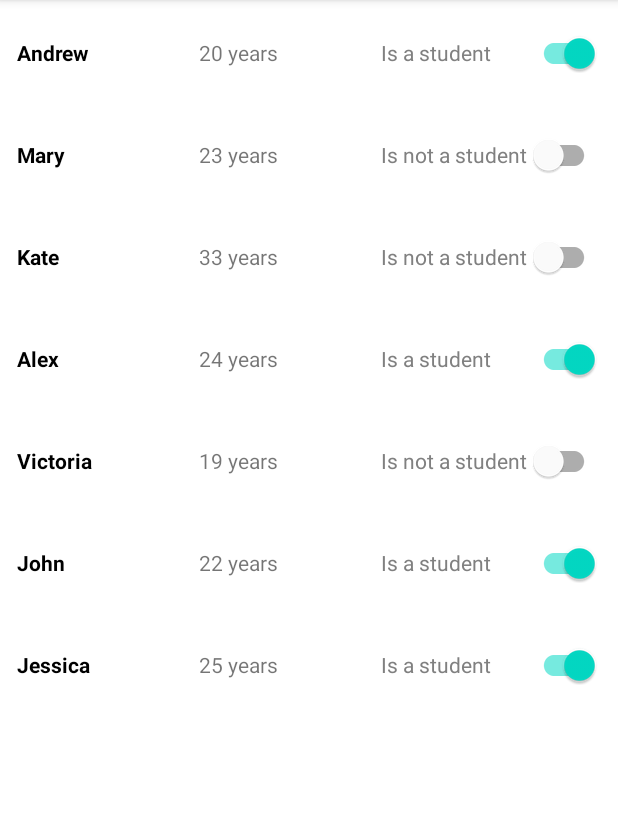
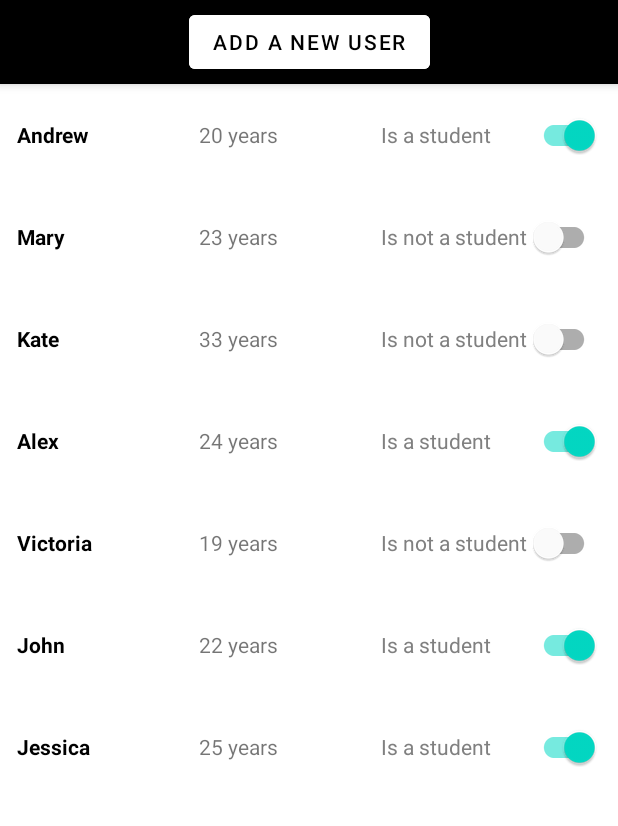
Before and after one commit to MykolaOnyshchuk/CHI_Software_Test_Task, an Android app: the screen it shows after launch (MainActivity), on a phone screen of 412 x 824 dp, the part 84-910 px from its top. Run offline under Robolectric (Android 15) with nearby library versions, the phone set to English and light mode, and no system bars.

Commit message:
Almost finished all tasks for Middle

```diff
--- a/app/src/main/java/project/mykolaonyshchuk/chisoftwaretesttask/MainActivity.kt
+++ b/app/src/main/java/project/mykolaonyshchuk/chisoftwaretesttask/MainActivity.kt
@@ -3,19 +3,22 @@ package project.mykolaonyshchuk.chisoftwaretesttask
 import androidx.appcompat.app.AppCompatActivity
 import android.os.Bundle
 import android.util.Log
-import android.widget.Toast
+import android.widget.Button
 import androidx.fragment.app.FragmentManager
 import androidx.recyclerview.widget.LinearLayoutManager
 import androidx.recyclerview.widget.RecyclerView
+import com.google.android.material.button.MaterialButton
 
 class MainActivity : AppCompatActivity(), UsersAdapter.UserOnClickListener {
-    private lateinit var users: ArrayList<User>
+    private lateinit var addUserButton: MaterialButton
+    lateinit var users: ArrayList<User>
     private lateinit var userRecyclerView: RecyclerView
 
     override fun onCreate(savedInstanceState: Bundle?) {
         super.onCreate(savedInstanceState)
         setContentView(R.layout.activity_main)
 
+        addUserButton = findViewById(R.id.add_user_button)
         userRecyclerView = findViewById(R.id.user_recycler_view)
 
         val spHelper = SharedPreferencesHelper()
@@ -39,6 +42,13 @@ class MainActivity : AppCompatActivity(), UsersAdapter.UserOnClickListener {
 
         userRecyclerView.adapter = adapter
         userRecyclerView.layoutManager = LinearLayoutManager(this)
+
+        addUserButton.setOnClickListener {
+            val addUserFragment = AddUserFragment()
+            val fm: FragmentManager = supportFragmentManager
+            val ft = fm.beginTransaction()
+            ft.replace(R.id.fragment_container, addUserFragment).addToBackStack(null).commit()
+        }
     }
 
     override fun onSaveInstanceState(outState: Bundle) {
@@ -56,7 +66,5 @@ class MainActivity : AppCompatActivity(), UsersAdapter.UserOnClickListener {
         val fm: FragmentManager = supportFragmentManager
         val ft = fm.beginTransaction()
         ft.replace(R.id.fragment_container, detailsFragment).addToBackStack(null).commit()
-
-        Toast.makeText(this, position.toString(), Toast.LENGTH_SHORT).show()
     }
 }
--- a/app/src/main/java/project/mykolaonyshchuk/chisoftwaretesttask/SharedPreferencesHelper.kt
+++ b/app/src/main/java/project/mykolaonyshchuk/chisoftwaretesttask/SharedPreferencesHelper.kt
@@ -9,7 +9,7 @@ import com.google.gson.reflect.TypeToken
 class SharedPreferencesHelper {
     private val gson = Gson()
 
-    fun saveArrayListOfUsers(usersArr: ArrayList<User>, context: Context) {
+    fun saveArrayListOfUsers(usersArr: ArrayList<User>?, context: Context) {
         val sharedPreferences: SharedPreferences =
             context.getSharedPreferences("shared preferences", Context.MODE_PRIVATE)
         val editor: SharedPreferences.Editor = sharedPreferences.edit()
@@ -17,7 +17,7 @@ class SharedPreferencesHelper {
         editor.putString("users", usersJSON).apply()
     }
 
-    fun getArrayListOfUsers(context: Context): ArrayList<User>? {
+    fun getArrayListOfUsers(context: Context): ArrayList<User> {
         val sharedPreferences: SharedPreferences =
             context.getSharedPreferences("shared preferences", Context.MODE_PRIVATE)
         val usersJSON = sharedPreferences.getString("users", null)
--- a/app/src/main/res/layout/activity_main.xml
+++ b/app/src/main/res/layout/activity_main.xml
@@ -12,7 +12,7 @@
         android:layout_width="match_parent"
         android:layout_height="match_parent"
         android:layout_marginStart="1dp"
-        android:layout_marginTop="1dp"
+        android:layout_marginTop="?attr/actionBarSize"
         android:layout_marginEnd="1dp"
         android:layout_marginBottom="1dp"
         app:layout_constraintBottom_toBottomOf="parent"
@@ -20,6 +20,41 @@
         app:layout_constraintStart_toStartOf="parent"
         app:layout_constraintTop_toTopOf="parent" />
 
+    <com.google.android.material.appbar.AppBarLayout
+        android:id="@+id/appBarLayout"
+        android:layout_width="match_parent"
+        android:layout_height="wrap_content"
+        app:layout_constraintTop_toTopOf="parent">
+
+        <androidx.constraintlayout.widget.ConstraintLayout
+            android:layout_width="match_parent"
+            android:layout_height="match_parent">
+
+            <androidx.appcompat.widget.Toolbar
+                android:id="@+id/toolbar"
+                android:layout_width="match_parent"
+                android:layout_height="?attr/actionBarSize"
+                app:layout_constraintTop_toTopOf="parent"
+                app:layout_constraintStart_toStartOf="parent"
+                android:background="@color/black"
+                app:layout_scrollFlags="scroll|enterAlways" />
+
+            <com.google.android.material.button.MaterialButton
+                android:id="@+id/add_user_button"
+                android:layout_width="wrap_content"
+                android:layout_height="wrap_content"
+                android:backgroundTint="@color/white"
+                android:text="@string/add_a_new_user"
+                android:textColor="@color/black"
+                app:layout_constraintBottom_toBottomOf="@+id/toolbar"
+                app:layout_constraintEnd_toEndOf="@+id/toolbar"
+                app:layout_constraintStart_toStartOf="parent"
+                app:layout_constraintTop_toTopOf="parent" />
+
+        </androidx.constraintlayout.widget.ConstraintLayout>
+
+    </com.google.android.material.appbar.AppBarLayout>
+
     <RelativeLayout
         android:id="@+id/fragment_container"
         android:layout_width="match_parent"
--- a/app/src/main/res/values/strings.xml
+++ b/app/src/main/res/values/strings.xml
@@ -12,4 +12,9 @@
     <string name="zero_years">0 years</string>
     <string name="age">Age</string>
     <string name="close">Close</string>
+    <string name="add_a_new_user">Add a new user</string>
+    <string name="type_new_user_s_name_in">Type new user\'s name in</string>
+    <string name="type_user_s_name_in">Type user\'s name in</string>
+    <string name="type_user_s_age_in">Type user\'s age in</string>
+    <string name="add_user">Add user</string>
 </resources>
```
Also changed, not shown: app/src/main/java/project/mykolaonyshchuk/chisoftwaretesttask/AddUserFragment.kt (added, +114 -0 lines), app/src/main/res/layout/fragment_add_user.xml (added, +128 -0 lines).
